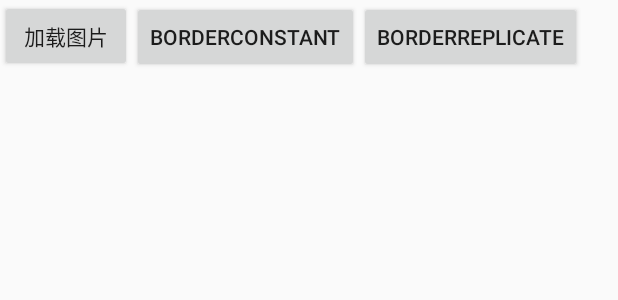
After one commit to ArcGhh/opencv-demos, an Android app: the layout activity_border.xml on its own in the app's theme, with its tools: preview values and no code run, on a phone screen of 412 x 824 dp. The commit adds this screen. Shown: the top 300 px of the screen. Run offline under Robolectric (Android 15) with nearby library versions, the phone set to English and light mode, and no system bars.

Commit message:
图像边框

```diff
--- a/app/src/main/AndroidManifest.xml
+++ b/app/src/main/AndroidManifest.xml
@@ -29,7 +29,8 @@
         <activity android:name=".imgproc.morphology.MorphologyActivity" />
         <activity android:name=".imgproc.draw.DrawActivity" />
         <activity android:name=".imgproc.pyramid.PyramidActivity" />
-        <activity android:name=".imgproc.threshold.ThresholdActivity"></activity>
+        <activity android:name=".imgproc.threshold.ThresholdActivity" />
+        <activity android:name=".imgproc.border.BorderActivity"></activity>
     </application>
 
 </manifest>
--- /dev/null
+++ b/app/src/main/res/layout/activity_border.xml
@@ -0,0 +1,52 @@
+<?xml version="1.0" encoding="utf-8"?>
+<ScrollView xmlns:android="http://schemas.android.com/apk/res/android"
+    xmlns:app="http://schemas.android.com/apk/res-auto"
+    xmlns:tools="http://schemas.android.com/tools"
+    android:layout_width="match_parent"
+    android:layout_height="match_parent"
+    android:orientation="vertical"
+    tools:context=".imgproc.border.BorderActivity">
+
+    <LinearLayout
+        android:layout_width="match_parent"
+        android:layout_height="wrap_content"
+        android:orientation="vertical">
+
+        <LinearLayout
+            android:layout_width="match_parent"
+            android:layout_height="wrap_content"
+            android:orientation="horizontal">
+
+            <Button
+                android:id="@+id/btnLoadImg"
+                android:layout_width="wrap_content"
+                android:layout_height="wrap_content"
+                android:text="加载图片" />
+
+            <Button
+                android:id="@+id/btnBorderConstant"
+                android:layout_width="wrap_content"
+                android:layout_height="wrap_content"
+                android:text="BorderConstant" />
+
+            <Button
+                android:id="@+id/btnBorderReplicate"
+                android:layout_width="wrap_content"
+                android:layout_height="wrap_content"
+                android:text="BorderReplicate" />
+
+        </LinearLayout>
+
+        <ImageView
+            android:id="@+id/imgSrc"
+            android:layout_width="match_parent"
+            android:layout_height="300dp"
+            android:scaleType="fitCenter" />
+
+        <ImageView
+            android:id="@+id/imgDst"
+            android:layout_width="match_parent"
+            android:layout_height="300dp"
+            android:scaleType="fitCenter" />
+    </LinearLayout>
+</ScrollView>
--- a/app/src/main/res/layout/activity_main.xml
+++ b/app/src/main/res/layout/activity_main.xml
@@ -38,6 +38,12 @@
         android:text="基本阈值操作"/>
 
     <Button
+        android:id="@+id/btnBorder"
+        android:layout_width="match_parent"
+        android:layout_height="wrap_content"
+        android:text="图像边框"/>
+
+    <Button
         android:id="@+id/btnMat"
         android:layout_width="match_parent"
         android:layout_height="wrap_content"
```
Also changed, not shown: app/src/main/java/com/demo/opencvdemos/MainActivity.java (+10 -1 lines), app/src/main/java/com/demo/opencvdemos/imgproc/border/BorderActivity.java (added, +128 -0 lines).
